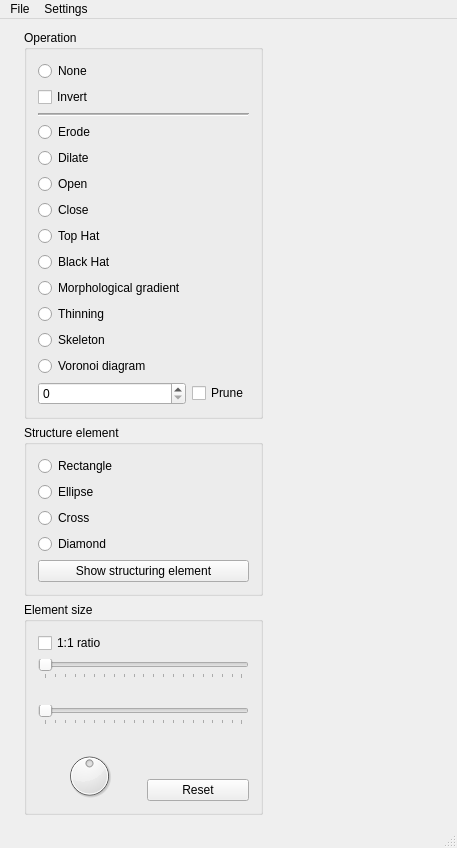
Old version of the form morph/mainwindow.ui in the repository k0zmo/morphology-opencl.
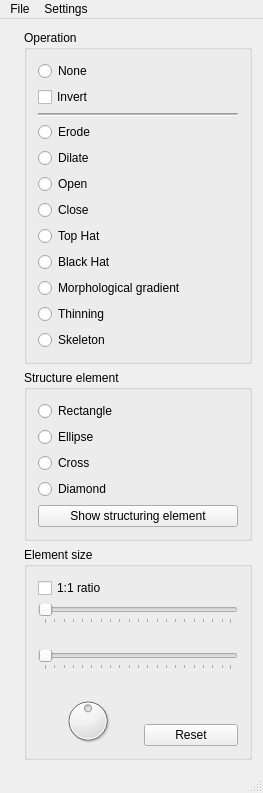
New version of the form.

Commit message: * Tymczasowa dezaktywacja szkieletyzacji dla OpenCL'a * Wywalono voronoi

Diff of the .ui file:
```diff
--- a/morph/mainwindow.ui
+++ b/morph/mainwindow.ui
@@ -7,8 +7,8 @@
    <rect>
     <x>0</x>
     <y>0</y>
-    <width>457</width>
-    <height>805</height>
+    <width>259</width>
+    <height>722</height>
    </rect>
   </property>
   <property name="sizePolicy">
@@ -148,23 +148,6 @@
              </property>
             </widget>
            </item>
-           <item row="14" column="0" colspan="2">
-            <widget class="QRadioButton" name="rbVoronoi">
-             <property name="text">
-              <string>Voronoi diagram</string>
-             </property>
-            </widget>
-           </item>
-           <item row="15" column="0">
-            <widget class="QSpinBox" name="sbPruning">
-             <property name="minimum">
-              <number>0</number>
-             </property>
-             <property name="value">
-              <number>0</number>
-             </property>
-            </widget>
-           </item>
            <item row="12" column="0" colspan="2">
             <widget class="QRadioButton" name="rbThinning">
              <property name="text">
@@ -172,16 +155,6 @@
              </property>
             </widget>
            </item>
-           <item row="15" column="1">
-            <widget class="QCheckBox" name="cbPrune">
-             <property name="text">
-              <string>Prune</string>
-             </property>
-             <property name="tristate">
-              <bool>false</bool>
-             </property>
-            </widget>
-           </item>
            <item row="11" column="0">
             <widget class="QRadioButton" name="rbGradient">
              <property name="text">
@@ -453,7 +426,7 @@
     <rect>
      <x>0</x>
      <y>0</y>
-     <width>457</width>
+     <width>259</width>
      <height>21</height>
     </rect>
    </property>
```
Left out of the diff: 2 changed lines with no effect on the pictures. The commit also changes 9 other files.
